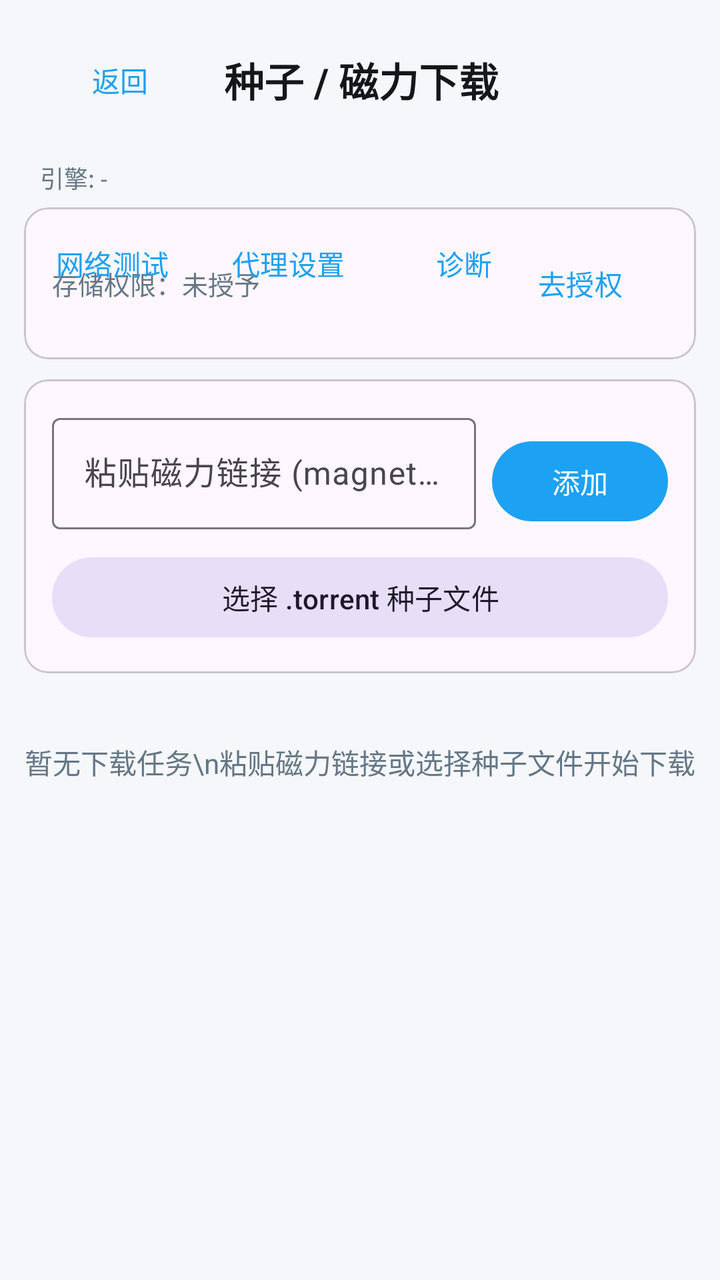
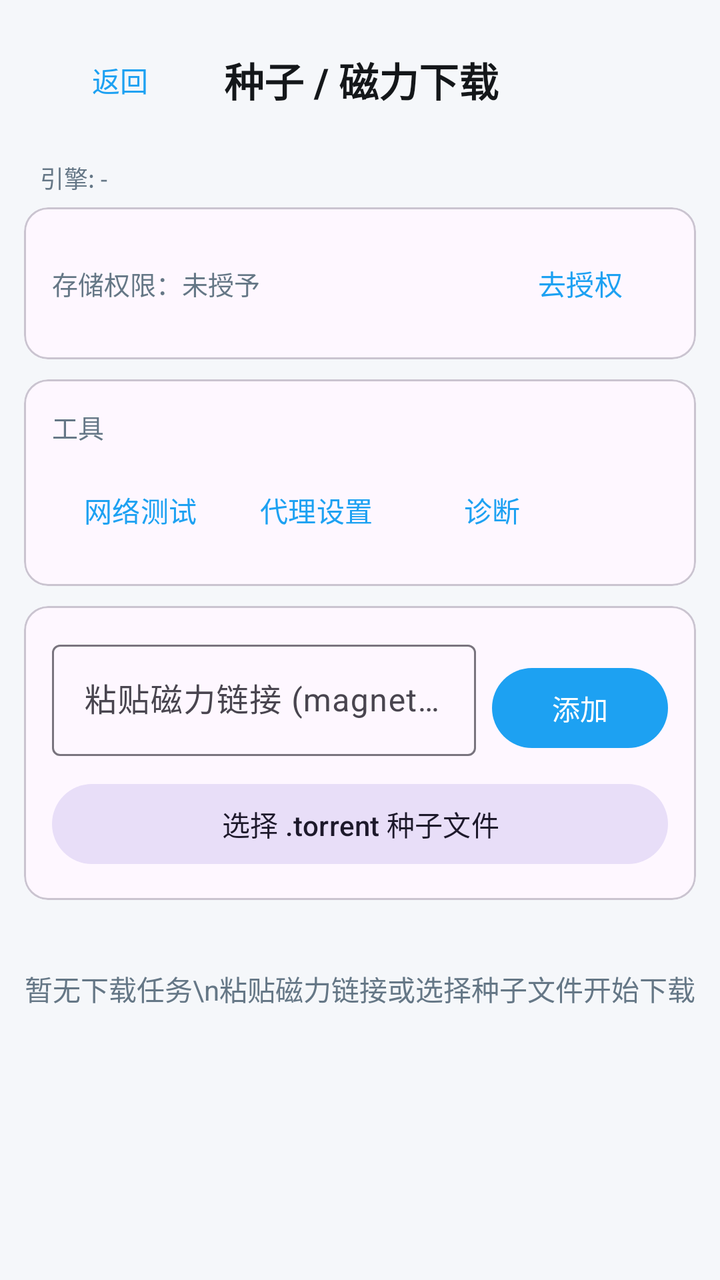

Before-and-after screenshots of an Android layout around one commit, followed by the original layout XML and the change that was made.
<!-- AndroidManifest.xml: application theme Theme.XVideoDownloader -->
<!-- res/layout/activity_torrent.xml -->
<?xml version="1.0" encoding="utf-8"?>
<LinearLayout xmlns:android="http://schemas.android.com/apk/res/android"
    xmlns:app="http://schemas.android.com/apk/res-auto"
    android:layout_width="match_parent"
    android:layout_height="match_parent"
    android:orientation="vertical">

    <LinearLayout
        android:layout_width="match_parent"
        android:layout_height="wrap_content"
        android:gravity="center_vertical"
        android:orientation="horizontal"
        android:padding="16dp">

        <com.google.android.material.button.MaterialButton
            android:id="@+id/btnTorrentBack"
            style="@style/Widget.Material3.Button.TextButton"
            android:layout_width="wrap_content"
            android:layout_height="wrap_content"
            android:text="返回" />

        <TextView
            android:layout_width="wrap_content"
            android:layout_height="wrap_content"
            android:layout_marginStart="8dp"
            android:text="种子 / 磁力下载"
            android:textColor="@color/text_primary"
            android:textSize="20sp"
            android:textStyle="bold" />
    </LinearLayout>

    <TextView
        android:id="@+id/tvEngineStatus"
        android:layout_width="match_parent"
        android:layout_height="wrap_content"
        android:paddingHorizontal="20dp"
        android:paddingBottom="6dp"
        android:text="引擎: -"
        android:textColor="@color/text_secondary"
        android:textSize="12sp" />

    <com.google.android.material.card.MaterialCardView
        android:layout_width="match_parent"
        android:layout_height="wrap_content"
        android:layout_marginHorizontal="12dp"
        android:layout_marginBottom="10dp"
        app:cardCornerRadius="12dp">

        <LinearLayout
            android:layout_width="match_parent"
            android:layout_height="wrap_content"
            android:gravity="center_vertical"
            android:orientation="horizontal"
            android:padding="14dp">

            <TextView
                android:id="@+id/tvStorageStatus"
                android:layout_width="0dp"
                android:layout_height="wrap_content"
                android:layout_weight="1"
                android:text="存储权限：未授予"
                android:textColor="@color/text_secondary"
                android:textSize="13sp" />

            <com.google.android.material.button.MaterialButton
                android:id="@+id/btnStorage"
                style="@style/Widget.Material3.Button.TextButton"
                android:layout_width="wrap_content"
                android:layout_height="wrap_content"
                android:text="去授权" />
        </LinearLayout>

        <LinearLayout
            android:layout_width="match_parent"
            android:layout_height="wrap_content"
            android:layout_marginTop="4dp"
            android:gravity="center_vertical"
            android:orientation="horizontal">

            <com.google.android.material.button.MaterialButton
                android:id="@+id/btnNetworkTest"
                style="@style/Widget.Material3.Button.TextButton"
                android:layout_width="wrap_content"
                android:layout_height="wrap_content"
                android:text="网络测试" />

            <com.google.android.material.button.MaterialButton
                android:id="@+id/btnProxy"
                style="@style/Widget.Material3.Button.TextButton"
                android:layout_width="wrap_content"
                android:layout_height="wrap_content"
                android:text="代理设置" />

            <com.google.android.material.button.MaterialButton
                android:id="@+id/btnDiagnose"
                style="@style/Widget.Material3.Button.TextButton"
                android:layout_width="wrap_content"
                android:layout_height="wrap_content"
                android:text="诊断" />
        </LinearLayout>
    </com.google.android.material.card.MaterialCardView>

    <com.google.android.material.card.MaterialCardView
        android:layout_width="match_parent"
        android:layout_height="wrap_content"
        android:layout_marginHorizontal="12dp"
        android:layout_marginBottom="10dp"
        app:cardCornerRadius="12dp">

        <LinearLayout
            android:layout_width="match_parent"
            android:layout_height="wrap_content"
            android:orientation="vertical"
            android:padding="14dp">

            <LinearLayout
                android:layout_width="match_parent"
                android:layout_height="wrap_content"
                android:orientation="horizontal">

                <com.google.android.material.textfield.TextInputLayout
                    android:id="@+id/tilMagnet"
                    android:layout_width="0dp"
                    android:layout_height="wrap_content"
                    android:layout_weight="1"
                    android:hint="粘贴磁力链接 (magnet:?xt=...)">

                    <com.google.android.material.textfield.TextInputEditText
                        android:id="@+id/etMagnet"
                        android:layout_width="match_parent"
                        android:layout_height="wrap_content"
                        android:inputType="textUri"
                        android:maxLines="3" />
                </com.google.android.material.textfield.TextInputLayout>

                <com.google.android.material.button.MaterialButton
                    android:id="@+id/btnAddMagnet"
                    android:layout_width="wrap_content"
                    android:layout_height="wrap_content"
                    android:layout_gravity="bottom"
                    android:layout_marginStart="8dp"
                    android:text="添加" />
            </LinearLayout>

            <com.google.android.material.button.MaterialButton
                android:id="@+id/btnPickFile"
                style="@style/Widget.Material3.Button.TonalButton"
                android:layout_width="match_parent"
                android:layout_height="wrap_content"
                android:layout_marginTop="10dp"
                android:text="选择 .torrent 种子文件" />
        </LinearLayout>
    </com.google.android.material.card.MaterialCardView>

    <TextView
        android:id="@+id/tvTorrentEmpty"
        android:layout_width="match_parent"
        android:layout_height="wrap_content"
        android:layout_marginTop="24dp"
        android:gravity="center"
        android:text="暂无下载任务\n粘贴磁力链接或选择种子文件开始下载"
        android:textColor="@color/text_secondary"
        android:textSize="14sp" />

    <androidx.recyclerview.widget.RecyclerView
        android:id="@+id/rvTorrents"
        android:layout_width="match_parent"
        android:layout_height="0dp"
        android:layout_weight="1"
        android:clipToPadding="false"
        android:paddingBottom="16dp" />

</LinearLayout>
<!-- resources referenced by this layout -->
<resources>
  <color name="text_primary">#14171A</color>
  <color name="text_secondary">#657786</color>
  <style name="Theme.XVideoDownloader" parent="Theme.Material3.DayNight.NoActionBar">
          <item name="colorPrimary">@color/primary</item>
          <item name="colorOnPrimary">@android:color/white</item>
          <item name="colorSecondary">@color/primary</item>
          <item name="android:windowBackground">@color/bg</item>
          <item name="android:statusBarColor">@color/primary_dark</item>
      </style>
  <color name="primary">#1DA1F2</color>
  <color name="bg">#F5F7FA</color>
  <color name="primary_dark">#0E71A8</color>
</resources>

<!-- the commit's change to res/layout/activity_torrent.xml (unified diff, before → after) -->
@@ -69,34 +69,56 @@
                 android:layout_height="wrap_content"
                 android:text="去授权" />
         </LinearLayout>
+    </com.google.android.material.card.MaterialCardView>
+
+    <com.google.android.material.card.MaterialCardView
+        android:layout_width="match_parent"
+        android:layout_height="wrap_content"
+        android:layout_marginHorizontal="12dp"
+        android:layout_marginBottom="10dp"
+        app:cardCornerRadius="12dp">
 
         <LinearLayout
             android:layout_width="match_parent"
             android:layout_height="wrap_content"
-            android:layout_marginTop="4dp"
-            android:gravity="center_vertical"
-            android:orientation="horizontal">
+            android:orientation="vertical"
+            android:padding="14dp">
 
-            <com.google.android.material.button.MaterialButton
-                android:id="@+id/btnNetworkTest"
-                style="@style/Widget.Material3.Button.TextButton"
+            <TextView
                 android:layout_width="wrap_content"
                 android:layout_height="wrap_content"
-                android:text="网络测试" />
+                android:layout_marginBottom="8dp"
+                android:text="工具"
+                android:textColor="@color/text_secondary"
+                android:textSize="13sp" />
 
-            <com.google.android.material.button.MaterialButton
-                android:id="@+id/btnProxy"
-                style="@style/Widget.Material3.Button.TextButton"
-                android:layout_width="wrap_content"
+            <LinearLayout
+                android:layout_width="match_parent"
                 android:layout_height="wrap_content"
-                android:text="代理设置" />
+                android:gravity="center_vertical"
+                android:orientation="horizontal">
 
-            <com.google.android.material.button.MaterialButton
-                android:id="@+id/btnDiagnose"
-                style="@style/Widget.Material3.Button.TextButton"
-                android:layout_width="wrap_content"
-                android:layout_height="wrap_content"
-                android:text="诊断" />
+                <com.google.android.material.button.MaterialButton
+                    android:id="@+id/btnNetworkTest"
+                    style="@style/Widget.Material3.Button.TextButton"
+                    android:layout_width="wrap_content"
+                    android:layout_height="wrap_content"
+                    android:text="网络测试" />
+
+                <com.google.android.material.button.MaterialButton
+                    android:id="@+id/btnProxy"
+                    style="@style/Widget.Material3.Button.TextButton"
+                    android:layout_width="wrap_content"
+                    android:layout_height="wrap_content"
+                    android:text="代理设置" />
+
+                <com.google.android.material.button.MaterialButton
+                    android:id="@+id/btnDiagnose"
+                    style="@style/Widget.Material3.Button.TextButton"
+                    android:layout_width="wrap_content"
+                    android:layout_height="wrap_content"
+                    android:text="诊断" />
+            </LinearLayout>
         </LinearLayout>
     </com.google.android.material.card.MaterialCardView>
 
